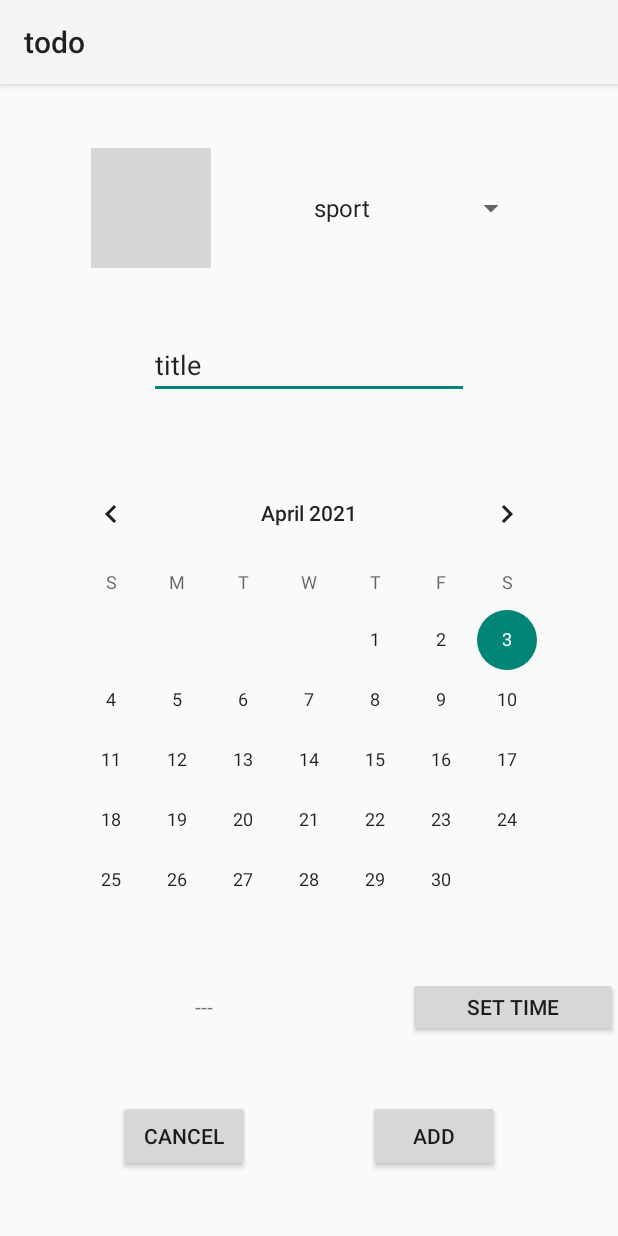
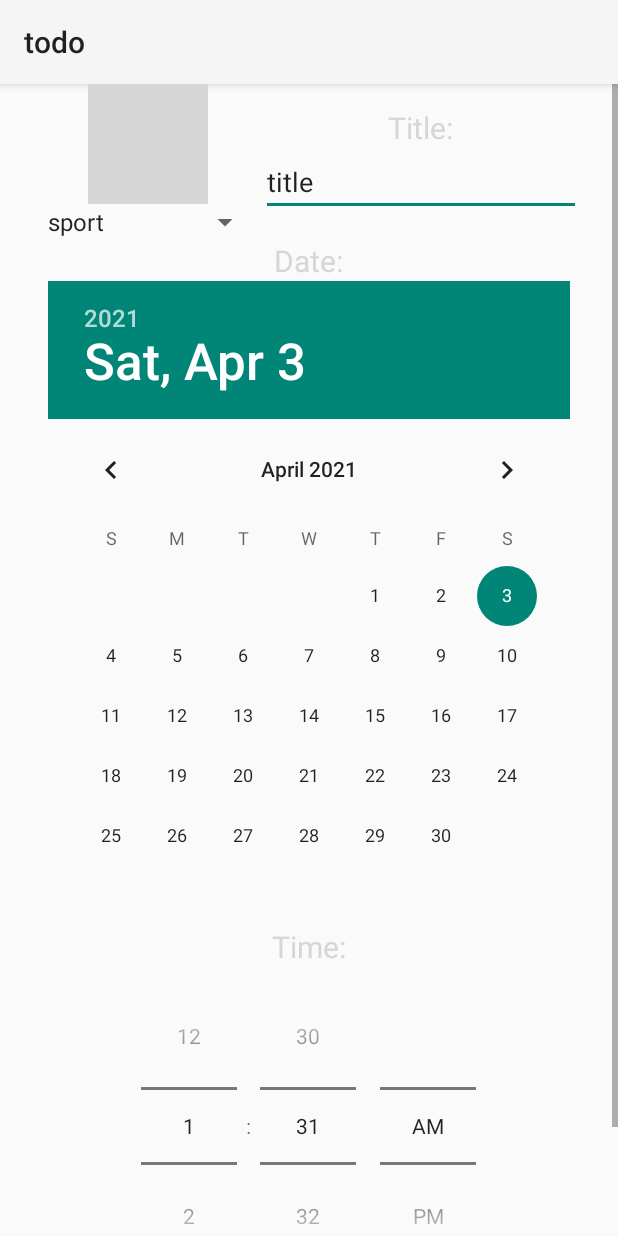
Before and after one commit to piotrekpuszczynski/mobileApps, an Android app: the screen it shows after launch (AddActivity), after a tap on "CREATE NEW", on a phone screen of 412 x 824 dp. Run offline under Robolectric (Android 15) with nearby library versions, the phone set to English and light mode, and no system bars; grey boxes are pictures that could not be loaded.

Commit message:
poprawienie wygladu, optymalizacja i dodanie usuwania zadan

```diff
--- a/lista3/todo/app/src/main/java/com/example/todo/AddActivity.kt
+++ b/lista3/todo/app/src/main/java/com/example/todo/AddActivity.kt
@@ -5,24 +5,14 @@ import android.os.Bundle
 import android.view.View
 import android.widget.*
 import android.widget.AdapterView.OnItemSelectedListener
-import android.widget.CalendarView.OnDateChangeListener
 import androidx.appcompat.app.AppCompatActivity
 
 class AddActivity : AppCompatActivity() {
-    var Day = ""
-    var Month = ""
-    var Year = ""
 
     override fun onCreate(savedInstanceState: Bundle?) {
         super.onCreate(savedInstanceState)
         setContentView(R.layout.activity_add)
-        initializeSpinner()
-
-        findViewById<CalendarView>(R.id.enterDate).setOnDateChangeListener(OnDateChangeListener { view, year, month, dayOfMonth ->
-            Day = dayOfMonth.toString()
-            Month = month.toString()
-            Year = year.toString()
-        })
+        initialiseSpinner()
     }
 
     fun cancel(view: View) {
@@ -40,19 +30,25 @@ class AddActivity : AppCompatActivity() {
         val title: String = findViewById<EditText>(R.id.enterTitle).text.toString()
         myIntent.putExtra("title", title)
 
-        val date= "$Day/$Month/$Year"
+        val picker = findViewById<DatePicker>(R.id.enterDate)
+        val date = "${picker.dayOfMonth}/${picker.month + 1}/${picker.year}"
         myIntent.putExtra("date", date)
 
-        val linearLayout = findViewById<LinearLayout>(R.id.linearLayout)
-        val timeView = linearLayout.getChildAt(0) as TextView
-        val time: String = timeView.text.toString()
+        val timePicker = findViewById<TimePicker>(R.id.getTime)
+        val hour = timePicker.hour.toString()
+        var minute = timePicker.minute.toString()
+        if(minute.length == 1) {
+            minute = "0$minute"
+        }
+
+        val time= "$hour:$minute"
         myIntent.putExtra("time", time)
 
         setResult(RESULT_OK, myIntent)
         finish()
     }
 
-    fun initializeSpinner() {
+    fun initialiseSpinner() {
         val spinner: Spinner = findViewById(R.id.spinner)
         ArrayAdapter.createFromResource(
                 this,
@@ -79,26 +75,7 @@ class AddActivity : AppCompatActivity() {
                 image.setImageResource(images[position])
             }
 
-            override fun onNothingSelected(parentView: AdapterView<*>?) {
-            }
+            override fun onNothingSelected(parentView: AdapterView<*>?) {}
         }
     }
-
-    fun setTime(view: View) {
-        val myIntent = Intent(this, SetTimeActivity::class.java)
-        startActivityForResult(myIntent, CODE)
-    }
-
-    override fun onActivityResult(requestCode: Int, resultCode: Int, data: Intent?) {
-        super.onActivityResult(requestCode, resultCode, data)
-        if(requestCode == CODE) {
-            val time: String = data?.getStringExtra("time").toString()
-
-            findViewById<TextView>(R.id.enterTime).text = time
-        }
-    }
-
-    companion object {
-        const val CODE = 99
-    }
 }
--- a/lista3/todo/app/src/main/java/com/example/todo/MainActivity.kt
+++ b/lista3/todo/app/src/main/java/com/example/todo/MainActivity.kt
@@ -2,20 +2,22 @@ package com.example.todo
 
 import android.app.Activity
 import android.content.Intent
-import androidx.appcompat.app.AppCompatActivity
 import android.os.Bundle
 import android.view.View
+import androidx.appcompat.app.AppCompatActivity
 import androidx.recyclerview.widget.LinearLayoutManager
 import androidx.recyclerview.widget.RecyclerView
 
+
 class MainActivity : AppCompatActivity() {
+
     override fun onCreate(savedInstanceState: Bundle?) {
         super.onCreate(savedInstanceState)
         setContentView(R.layout.activity_main)
 
         val list = findViewById<RecyclerView>(R.id.todoList)
         list.layoutManager = LinearLayoutManager(this, LinearLayoutManager.VERTICAL, false)
-        list.adapter = CustomAdapter()
+        list.adapter = CustomAdapter(supportFragmentManager)
     }
 
     fun createNew(view: View) {
@@ -40,6 +42,7 @@ class MainActivity : AppCompatActivity() {
             val adapter = findViewById<RecyclerView>(R.id.todoList).adapter as CustomAdapter
             adapter.add(element.toList())
             adapter.notifyDataSetChanged()
+
         }
     }
 
--- a/lista3/todo/app/src/main/res/layout/activity_add.xml
+++ b/lista3/todo/app/src/main/res/layout/activity_add.xml
@@ -1,32 +1,62 @@
 <?xml version="1.0" encoding="utf-8"?>
 <androidx.constraintlayout.widget.ConstraintLayout
     xmlns:android="http://schemas.android.com/apk/res/android"
-    xmlns:app="http://schemas.android.com/apk/res-auto"
     xmlns:tools="http://schemas.android.com/tools"
     android:layout_width="match_parent"
     android:layout_height="match_parent">
 
-    <Button
-        android:id="@+id/cancel"
+    <ScrollView
+        android:layout_width="match_parent"
+        android:layout_height="match_parent"
+        tools:layout_editor_absoluteX="168dp"
+        tools:layout_editor_absoluteY="128dp">
+
+        <LinearLayout
+            android:layout_width="match_parent"
+            android:layout_height="wrap_content"
+            android:orientation="vertical" >
+
+            <LinearLayout
+                android:layout_width="match_parent"
+                android:layout_height="wrap_content"
+                android:orientation="horizontal"
+                android:gravity="center_horizontal" >
+
+                <LinearLayout
+                    android:layout_width="wrap_content"
+                    android:layout_height="match_parent"
+                    android:orientation="vertical"
+                    android:gravity="center_horizontal" >
+
+                    <ImageView
+                        android:id="@+id/enterImage"
                         android:layout_width="wrap_content"
                         android:layout_height="wrap_content"
-        android:onClick="cancel"
-        android:text="cancel"
-        app:layout_constraintBottom_toBottomOf="parent"
-        app:layout_constraintEnd_toStartOf="@+id/add"
-        app:layout_constraintStart_toStartOf="parent"
-        app:layout_constraintTop_toBottomOf="@+id/linearLayout" />
+                        android:maxHeight="80dp"
+                        android:maxWidth="80dp"
+                        android:adjustViewBounds="true"
+                        tools:srcCompat="@tools:sample/avatars" />
 
-    <Button
-        android:id="@+id/add"
+                    <Spinner
+                        android:id="@+id/spinner"
+                        android:layout_width="150dp"
+                        android:layout_height="wrap_content"
+                        tools:ignore="MissingConstraints" />
+                </LinearLayout>
+
+                <LinearLayout
+                    android:layout_width="wrap_content"
+                    android:layout_height="match_parent"
+                    android:orientation="vertical"
+                    android:gravity="center_vertical" >
+
+                    <TextView
                         android:layout_width="wrap_content"
                         android:layout_height="wrap_content"
-        android:onClick="add"
-        android:text="add"
-        app:layout_constraintBottom_toBottomOf="parent"
-        app:layout_constraintEnd_toEndOf="parent"
-        app:layout_constraintStart_toEndOf="@+id/cancel"
-        app:layout_constraintTop_toBottomOf="@+id/linearLayout" />
+                        android:text="Title:"
+                        android:textSize="20sp"
+                        android:textColor="@color/black"
+                        android:layout_gravity="center" />
 
                     <EditText
                         android:id="@+id/enterTitle"
@@ -35,68 +65,62 @@
                         android:ems="10"
                         android:inputType="textPersonName"
                         android:text="title"
-        app:layout_constraintBottom_toTopOf="@+id/enterDate"
-        app:layout_constraintEnd_toEndOf="parent"
-        app:layout_constraintStart_toStartOf="parent"
-        app:layout_constraintTop_toBottomOf="@+id/enterImage" />
+                        android:layout_gravity="center" />
+                </LinearLayout>
 
-    <ImageView
-        android:id="@+id/enterImage"
+            </LinearLayout>
+
+            <TextView
                 android:layout_width="wrap_content"
                 android:layout_height="wrap_content"
-        android:maxHeight="80dp"
-        android:maxWidth="80dp"
-        android:adjustViewBounds="true"
-        app:layout_constraintBottom_toTopOf="@+id/enterTitle"
-        app:layout_constraintEnd_toStartOf="@+id/spinner"
-        app:layout_constraintStart_toStartOf="parent"
-        app:layout_constraintTop_toTopOf="parent"
-        tools:srcCompat="@tools:sample/avatars" />
+                android:text="Date:"
+                android:textSize="20sp"
+                android:textColor="@color/black"
+                android:layout_gravity="center" />
 
-    <Spinner
-        android:id="@+id/spinner"
-        android:layout_width="150dp"
-        android:layout_height="wrap_content"
-        app:layout_constraintBottom_toTopOf="@+id/enterTitle"
-        app:layout_constraintEnd_toEndOf="parent"
-        app:layout_constraintStart_toEndOf="@+id/enterImage"
-        app:layout_constraintTop_toTopOf="parent"
-        tools:ignore="MissingConstraints" />
-
-    <CalendarView
+            <DatePicker
                 android:id="@+id/enterDate"
                 android:layout_width="wrap_content"
-        android:layout_height="300dp"
-        app:layout_constraintBottom_toTopOf="@+id/linearLayout"
-        app:layout_constraintEnd_toEndOf="parent"
-        app:layout_constraintStart_toStartOf="parent"
-        app:layout_constraintTop_toBottomOf="@+id/enterTitle" />
+                android:layout_height="wrap_content"
+                android:layout_gravity="center_horizontal" />
+
+            <TextView
+                android:layout_width="wrap_content"
+                android:layout_height="wrap_content"
+                android:text="Time:"
+                android:textSize="20sp"
+                android:textColor="@color/black"
+                android:layout_gravity="center" />
+
+            <TimePicker
+                android:id="@+id/getTime"
+                android:layout_width="wrap_content"
+                android:layout_height="wrap_content"
+                android:timePickerMode="spinner"
+                android:layout_gravity="center_horizontal" />
 
             <LinearLayout
-        android:id="@+id/linearLayout"
+                android:layout_height="wrap_content"
                 android:layout_width="match_parent"
-        android:layout_height="40dp"
-        android:orientation="horizontal"
-        app:layout_constraintBottom_toTopOf="@+id/cancel"
-        app:layout_constraintEnd_toEndOf="parent"
-        app:layout_constraintStart_toStartOf="parent"
-        app:layout_constraintTop_toBottomOf="@+id/enterDate">
-
-        <TextView
-            android:id="@+id/enterTime"
-            android:layout_width="wrap_content"
-            android:layout_height="wrap_content"
-            android:layout_weight="2"
-            android:textAlignment="center"
-            android:text="---" />
+                android:gravity="center_vertical">
 
                 <Button
-            android:id="@+id/setTime"
+                    android:id="@+id/cancel"
+                    android:layout_width="0dp"
+                    android:layout_weight="1"
                     android:layout_height="wrap_content"
-            android:layout_width="10dp"
+                    android:onClick="cancel"
+                    android:text="cancel" />
+
+                <Button
+                    android:id="@+id/add"
+                    android:layout_width="0dp"
                     android:layout_weight="1"
-            android:text="set time"
-            android:onClick="setTime"/>
+                    android:layout_height="wrap_content"
+                    android:onClick="add"
+                    android:text="add" />
             </LinearLayout>
+        </LinearLayout>
+    </ScrollView>
 
 </androidx.constraintlayout.widget.ConstraintLayout>
```
Also changed, not shown: lista3/todo/app/src/main/java/com/example/todo/CustomAdapter.kt (+19 -22 lines), lista3/todo/app/src/main/java/com/example/todo/DeleteTaskDialog.kt (added, +22 -0 lines), lista3/todo/app/src/main/java/com/example/todo/LongClickListenerAdapter.kt (added, +17 -0 lines), lista3/todo/app/src/main/res/layout/item_layout.xml (+18 -2 lines). Lines whose indentation alone changed are shown as unchanged.
